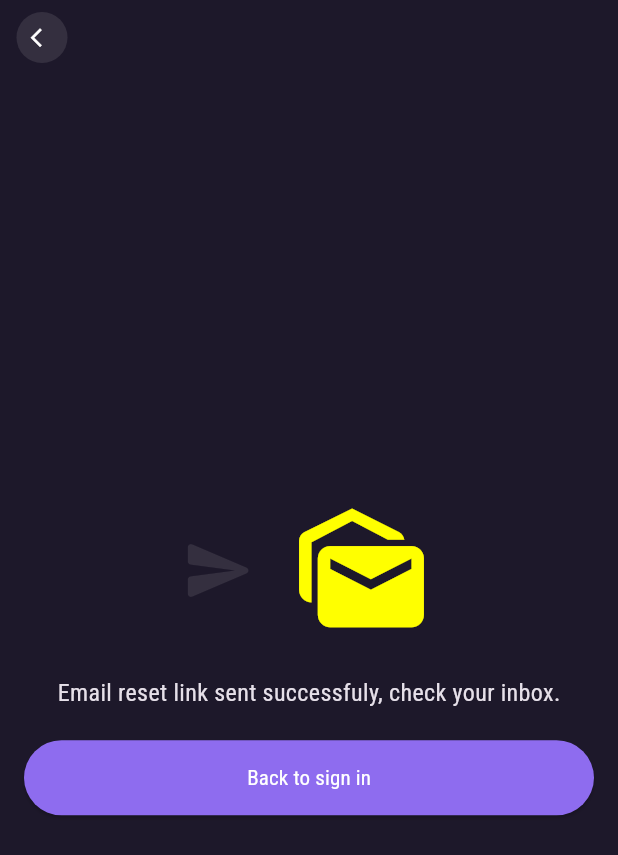
After one commit to conykay/topshop, a Flutter app: the PasswordResetEmailSent screen opened directly, on a phone screen of 412 x 824 dp. The commit adds this screen. Shown: the top 855 px of the screen. Run offline on Flutter 3.47's test engine with Material 3 defaults, Android fonts, the phone set to English and light mode, and no system bars; our stand-ins replace cloud_firestore, dartz, firebase_auth, firebase_core, flutter_bloc, get_it and 1 more; accounts and stored records are empty; generated files the repository leaves out were written again; network calls fail.

Commit message:
Add password reset email functionality
- Implemented password reset email use case
- Added new page for password reset email sent confirmation
- Updated forgot password and enter password pages
- Modified authentication repository and service for password reset
- Updated service locator for new use case

```diff
--- a/lib/data/auth/repository/auth_repository_imp.dart
+++ b/lib/data/auth/repository/auth_repository_imp.dart
@@ -21,4 +21,9 @@ class AuthRepositoryImp extends AuthRepositiory {
   Future<Either> signin(UserSignInReq user) async {
     return await sl<AuthFirebaseService>().signin(user);
   }
+
+  @override
+  Future<Either> sendPaswordResetEmail(String email) async {
+    return await sl<AuthFirebaseService>().sendPaswordResetEmail(email);
+  }
 }
--- a/lib/data/auth/source/auth_firebase_service.dart
+++ b/lib/data/auth/source/auth_firebase_service.dart
@@ -8,6 +8,8 @@ import '../models/user_creation_req.dart';
 abstract class AuthFirebaseService {
   Future<Either> signup(UserCreationReq user);
   Future<Either> signin(UserSignInReq user);
+  Future<Either> sendPaswordResetEmail(String email);
+
   Future<Either> getAges();
 }
 
@@ -78,4 +80,14 @@ class AuthFirebaseImp extends AuthFirebaseService {
       return Left(message);
     }
   }
+
+  @override
+  Future<Either> sendPaswordResetEmail(String email) async {
+    try {
+      await FirebaseAuth.instance.sendPasswordResetEmail(email: email);
+      return Right('Email sent succesfully');
+    } catch (e) {
+      return Left('Somethig went wrong try again');
+    }
+  }
 }
--- a/lib/domain/auth/repository/auth.dart
+++ b/lib/domain/auth/repository/auth.dart
@@ -5,5 +5,6 @@ import 'package:topshop/data/auth/models/user_login_req.dart';
 abstract class AuthRepositiory {
   Future<Either> signup(UserCreationReq user);
   Future<Either> signin(UserSignInReq user);
+  Future<Either> sendPaswordResetEmail(String email);
   Future<Either> getAges();
 }
--- a/lib/presentation/authentication/pages/enter_password.dart
+++ b/lib/presentation/authentication/pages/enter_password.dart
@@ -5,7 +5,6 @@ import 'package:topshop/common/bloc/button/button_state.dart';
 import 'package:topshop/common/bloc/button/button_state_cubit.dart';
 import 'package:topshop/common/helper/nav/app_navigation.dart';
 import 'package:topshop/common/widgets/appbar/app_bar.dart';
-import 'package:topshop/common/widgets/button/basic_app_button.dart';
 import 'package:topshop/common/widgets/button/basic_reactive_button.dart';
 import 'package:topshop/core/configs/theme/app_colors.dart';
 import 'package:topshop/data/auth/models/user_login_req.dart';
--- /dev/null
+++ b/lib/presentation/authentication/pages/password_reset_email_sent.dart
@@ -0,0 +1,69 @@
+import 'package:flutter/material.dart';
+import 'package:topshop/common/helper/nav/app_navigation.dart';
+import 'package:topshop/common/widgets/appbar/app_bar.dart';
+import 'package:topshop/common/widgets/button/basic_app_button.dart';
+import 'package:topshop/core/configs/theme/app_colors.dart';
+import 'package:topshop/presentation/authentication/pages/signin.dart';
+
+class PasswordResetEmailSent extends StatelessWidget {
+  const PasswordResetEmailSent({super.key});
+
+  @override
+  Widget build(BuildContext context) {
+    return Scaffold(
+      appBar: BasicAppBar(),
+      body: Container(
+        child: Padding(
+          padding: const EdgeInsets.symmetric(horizontal: 16.0),
+          child: Column(
+            mainAxisAlignment: MainAxisAlignment.center,
+            children: [
+              _emailSentIcon(),
+              SizedBox(height: 20.0),
+              _emailSendMessage(),
+              SizedBox(height: 20.0),
+              _returnToSignin(context),
+            ],
+          ),
+        ),
+      ),
+    );
+  }
+
+  Widget _emailSentIcon() {
+    return Row(
+      mainAxisAlignment: MainAxisAlignment.center,
+      children: [
+        Icon(
+          Icons.send_rounded,
+          color: AppColors.secondBackground,
+          size: 50.0,
+        ),
+        SizedBox(
+          width: 20.0,
+        ),
+        Icon(
+          Icons.mark_as_unread,
+          color: Colors.yellowAccent,
+          size: 100.0,
+        )
+      ],
+    );
+  }
+
+  Widget _emailSendMessage() {
+    return Text(
+      'Email reset link sent successfuly, check your inbox.',
+      style: TextStyle(fontSize: 16),
+    );
+  }
+
+  Widget _returnToSignin(BuildContext context) {
+    return BasicButton(
+      onPressed: () {
+        AppNavigator.pushReplacement(context, SigninPage());
+      },
+      title: 'Back to sign in',
+    );
+  }
+}
--- a/lib/service_locator.dart
+++ b/lib/service_locator.dart
@@ -3,6 +3,7 @@ import 'package:topshop/data/auth/repository/auth_repository_imp.dart';
 import 'package:topshop/data/auth/source/auth_firebase_service.dart';
 import 'package:topshop/domain/auth/repository/auth.dart';
 import 'package:topshop/domain/auth/usecases/get_ages.dart';
+import 'package:topshop/domain/auth/usecases/password_reset_email.dart';
 import 'package:topshop/domain/auth/usecases/signin.dart';
 import 'package:topshop/domain/auth/usecases/signup.dart';
 
@@ -21,4 +22,5 @@ Future<void> initializeDependecies() async {
   sl.registerSingleton<SignupUseCase>(SignupUseCase());
   sl.registerSingleton<SignInUseCase>(SignInUseCase());
   sl.registerSingleton<GetAgesUseCase>(GetAgesUseCase());
+  sl.registerSingleton<PasswordResetEmailUseCase>(PasswordResetEmailUseCase());
 }
```
Also changed, not shown: lib/domain/auth/usecases/password_reset_email.dart (added, +12 -0 lines), lib/presentation/authentication/pages/forgot_password_page.dart (+41 -7 lines).
